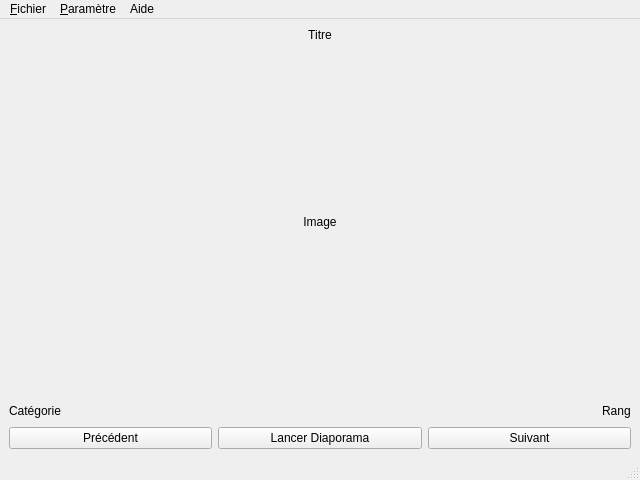
Before: the Qt Designer form V4/lecteurvue.ui in Feror-BotMaker/SAE201-Diaporama, drawn with Qt 5.
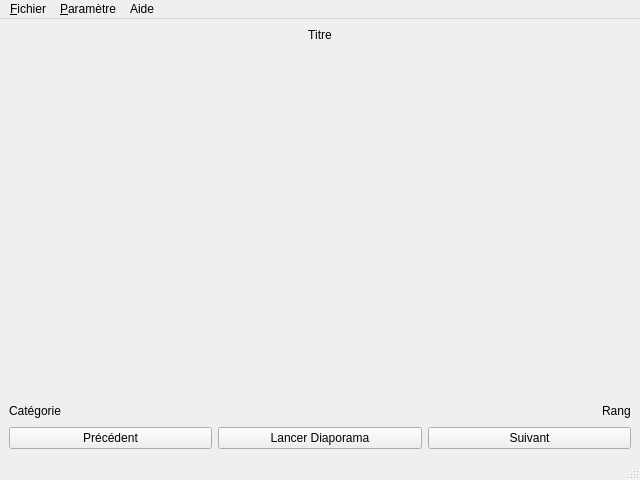
After: the same form once the commit is applied.

Patch:
```diff
--- a/V4/lecteurvue.ui
+++ b/V4/lecteurvue.ui
@@ -37,7 +37,7 @@
        </sizepolicy>
       </property>
       <property name="text">
-       <string>Image</string>
+       <string/>
       </property>
       <property name="scaledContents">
        <bool>true</bool>
```
Left out of the diff: 2 changed lines with no effect on the pictures.
